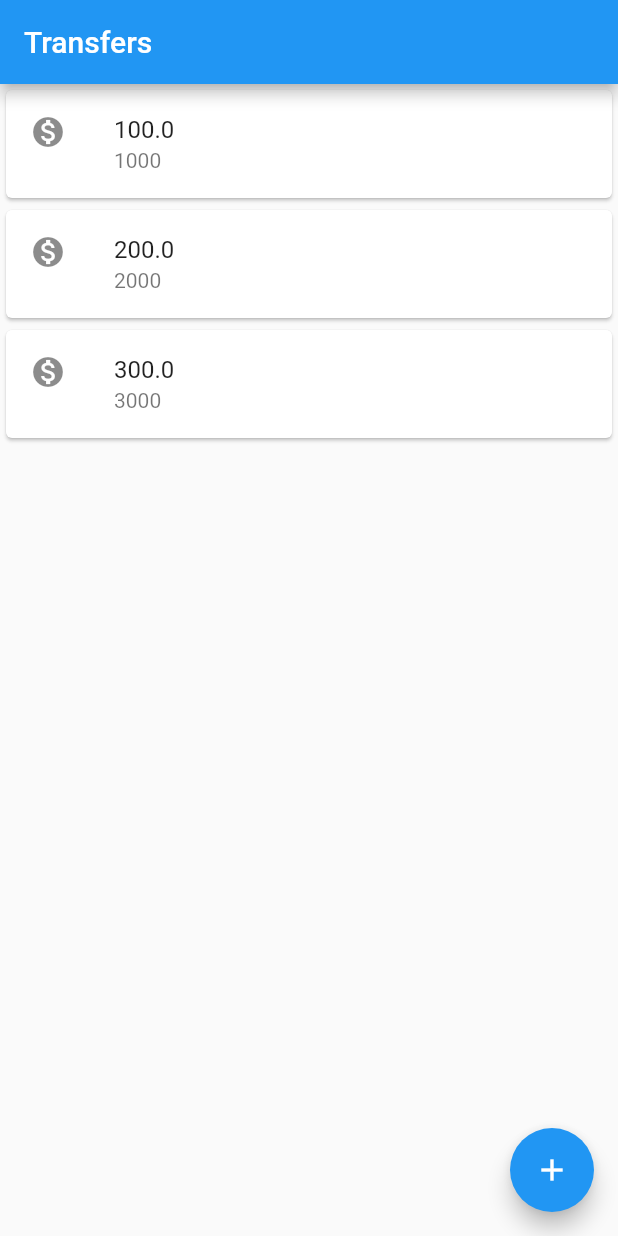
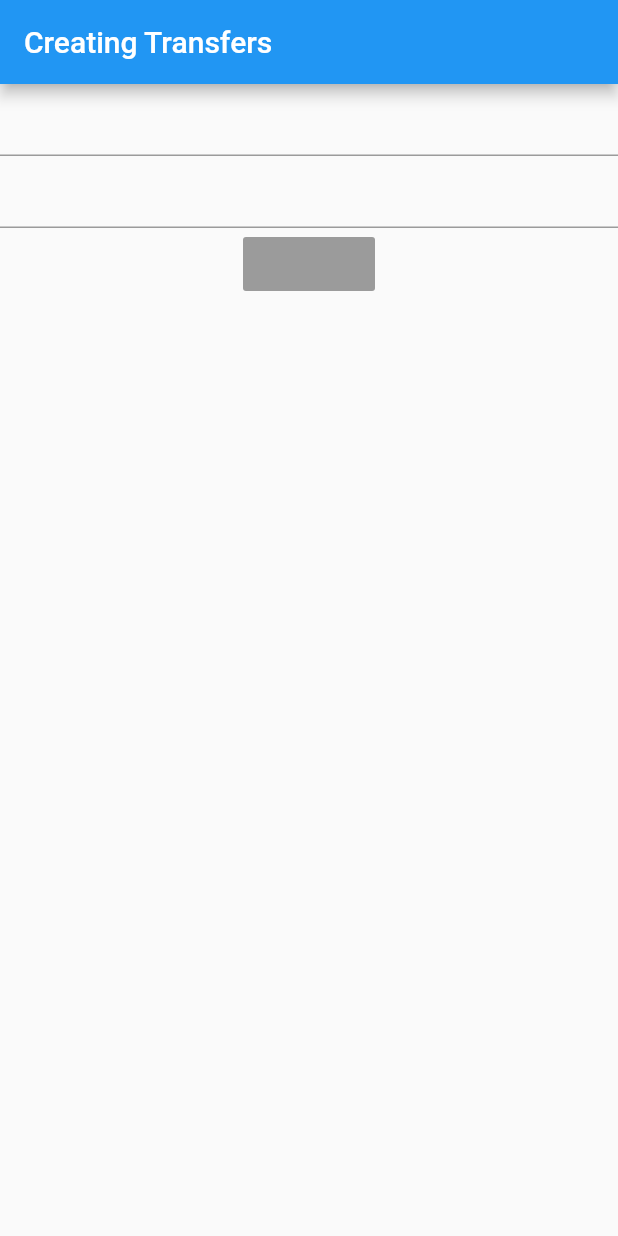
Before and after one commit to michellymenezes/bytebank, a Flutter app: the screen it shows after launch, on a phone screen of 412 x 824 dp. Run offline on Flutter 3.47's test engine with Material 2 defaults, Android fonts, the phone set to English and light mode, and no system bars.

```diff
--- a/lib/main.dart
+++ b/lib/main.dart
@@ -1,29 +1,55 @@
 // import 'package:flutter/cupertino.dart';
 import 'package:flutter/material.dart';
 
-void main() => runApp(
-      MaterialApp(
-        home: Scaffold(
+void main() => runApp(ByteBankApp());
+
+// Represents the Application
+class ByteBankApp extends StatelessWidget {
+  @override
+  Widget build(BuildContext context) {
+    return MaterialApp(
+      home: TransferForm(),
+    );
+  }
+}
+
+class TransferForm extends StatelessWidget {
+  @override
+  Widget build(BuildContext context) {
+    return Scaffold(
       appBar: AppBar(
-            title: Text("Transfers"),
+        title: Text("Creating Transfers"),
       ),
-          body: TransferList(),
-          floatingActionButton: FloatingActionButton(
-            child: Icon(Icons.add),
-          ),
-        ),
+      body: Column(
+        children: [
+          TextField(),
+          TextField(),
+          RaisedButton(),
+        ],
       ),
     );
+  }
+}
+
 
 class TransferList extends StatelessWidget {
   @override
   Widget build(BuildContext context) {
-    return Column(
+    return Scaffold(
+      appBar: AppBar(
+        title: Text("Transfers"),
+      ),
+      body: Column(
         children: [
-        TransferItem(Transfer(100.0, 1000)),
+          TransferItem(Transfer(100, 1000)),
           TransferItem(Transfer(200, 2000)),
           TransferItem(Transfer(300, 3000)),
         ],
+      ),
+      floatingActionButton: FloatingActionButton(
+        child: Icon(Icons.add),
+        onPressed: null,
+      ),
     );
   }
 }
```
Lines whose indentation alone changed are shown as unchanged.
